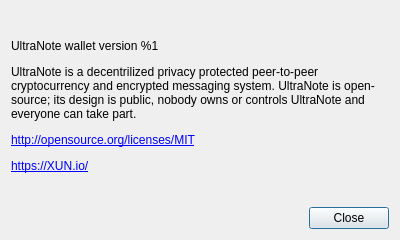
Old version of the form src/gui/ui/aboutdialog.ui in the repository wepr/darwincoinwallet.
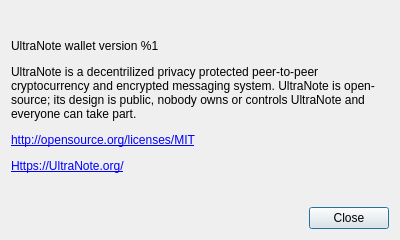
New version of the form.

Patch:
```diff
--- a/src/gui/ui/aboutdialog.ui
+++ b/src/gui/ui/aboutdialog.ui
@@ -41,7 +41,7 @@
       </sizepolicy>
      </property>
      <property name="text">
-      <string>&lt;html&gt;&lt;head/&gt;&lt;body&gt;&lt;p&gt;UltraNote wallet version %1&lt;/p&gt;&lt;p&gt;UltraNote is a decentrilized privacy protected peer-to-peer cryptocurrency and encrypted messaging system. UltraNote is open-source; its design is public, nobody owns or controls UltraNote and everyone can take part.&lt;/p&gt;&lt;p&gt;&lt;a href=&quot;http://opensource.org/licenses/MIT&quot;&gt;&lt;span style=&quot; text-decoration: underline; color:#0000ff;&quot;&gt;http://opensource.org/licenses/MIT&lt;/span&gt;&lt;/a&gt;&lt;/p&gt;&lt;p&gt;&lt;a href=&quot;https://XUN.io/&quot;&gt;&lt;span style=&quot; text-decoration: underline; color:#0000ff;&quot;&gt;https://XUN.io/&lt;/span&gt;&lt;/a&gt;&lt;/p&gt;&lt;/body&gt;&lt;/html&gt;</string>
+      <string>&lt;html&gt;&lt;head/&gt;&lt;body&gt;&lt;p&gt;UltraNote wallet version %1&lt;/p&gt;&lt;p&gt;UltraNote is a decentrilized privacy protected peer-to-peer cryptocurrency and encrypted messaging system. UltraNote is open-source; its design is public, nobody owns or controls UltraNote and everyone can take part.&lt;/p&gt;&lt;p&gt;&lt;a href=&quot;http://opensource.org/licenses/MIT&quot;&gt;&lt;span style=&quot; text-decoration: underline; color:#0000ff;&quot;&gt;http://opensource.org/licenses/MIT&lt;/span&gt;&lt;/a&gt;&lt;/p&gt;&lt;p&gt;&lt;a href=&quot;Https://UltraNote.org/&quot;&gt;&lt;span style=&quot; text-decoration: underline; color:#0000ff;&quot;&gt;Https://UltraNote.org/&lt;/span&gt;&lt;/a&gt;&lt;/p&gt;&lt;/body&gt;&lt;/html&gt;</string>
      </property>
      <property name="textFormat">
       <enum>Qt::RichText</enum>
```
